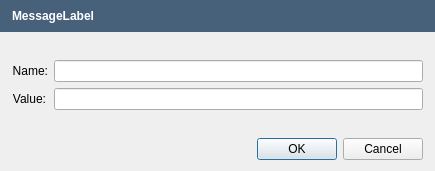
jylfc0307/OpenFluidPlus, file src/apps/openfluid-builder/common/AddParamDialog.ui: the form before one commit.
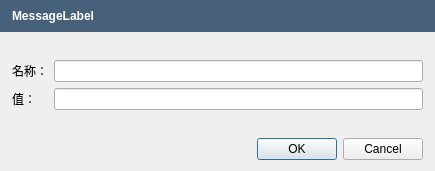
The form after the commit.

The edit to the form file:
```diff
--- a/src/apps/openfluid-builder/common/AddParamDialog.ui
+++ b/src/apps/openfluid-builder/common/AddParamDialog.ui
@@ -106,7 +106,7 @@
      <item row="0" column="0">
       <widget class="QLabel" name="label">
        <property name="text">
-        <string>Name:</string>
+        <string>名称：</string>
        </property>
        <property name="alignment">
         <set>Qt::AlignRight|Qt::AlignTrailing|Qt::AlignVCenter</set>
@@ -122,7 +122,7 @@
      <item row="1" column="0">
       <widget class="QLabel" name="label_2">
        <property name="text">
-        <string>Value:</string>
+        <string>值：</string>
        </property>
        <property name="alignment">
         <set>Qt::AlignRight|Qt::AlignTrailing|Qt::AlignVCenter</set>
```
